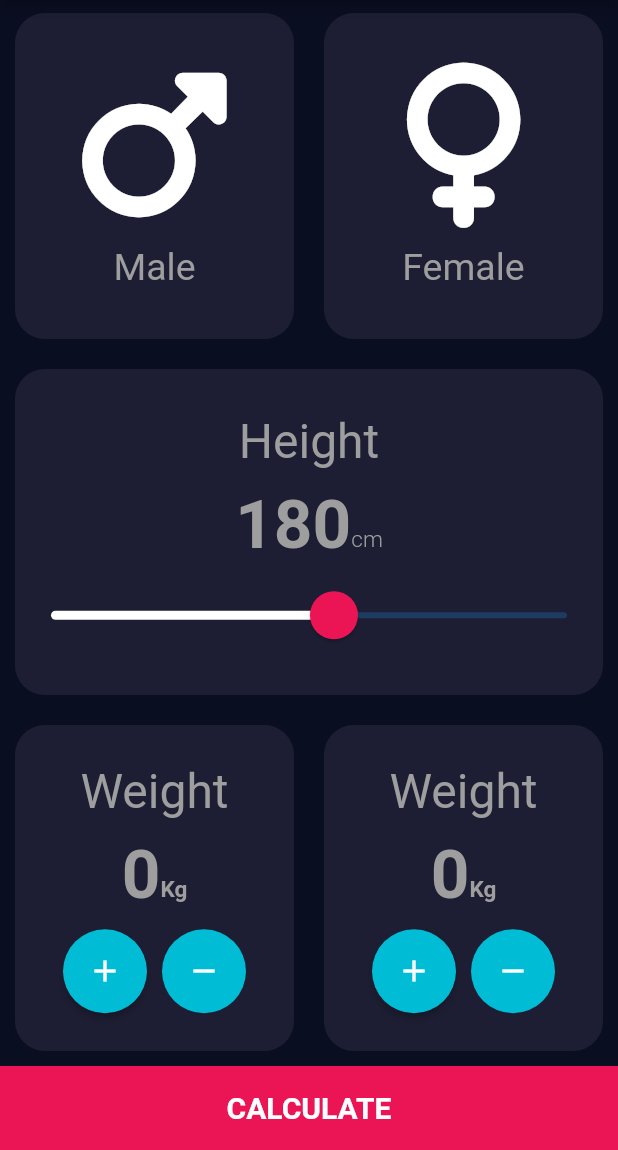
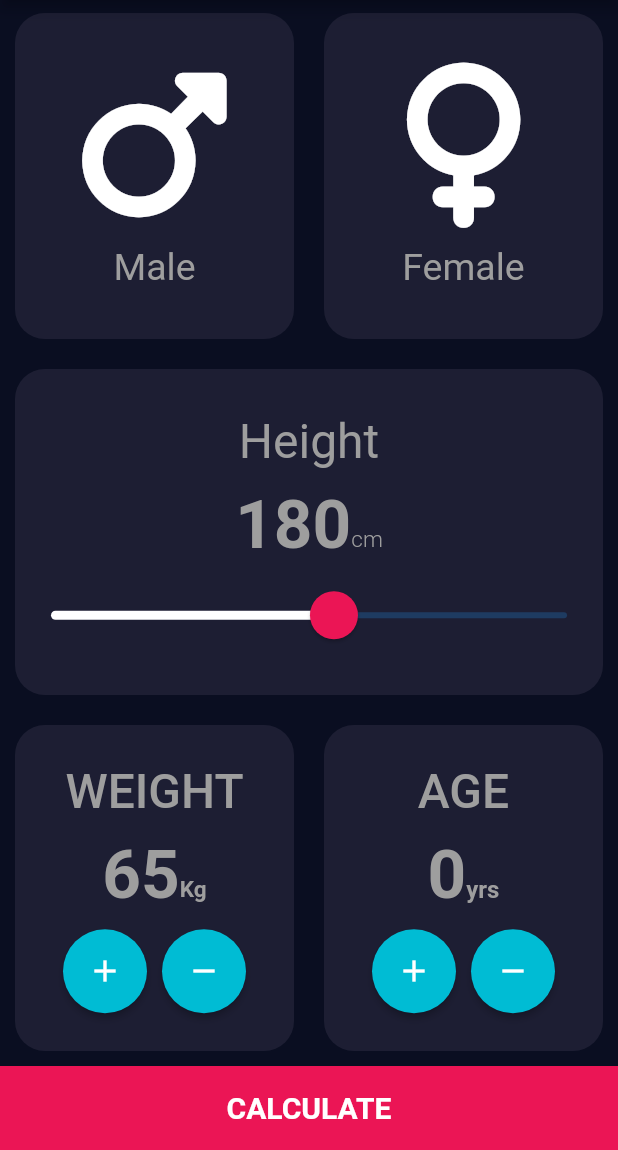
Before and after one commit to abdorizak/Learning_Flutter, a Flutter app: the screen it shows after launch, on a phone screen of 412 x 824 dp, the part 86-1236 px from its top. Run offline on Flutter 3.47's test engine with Material 2 defaults, Android fonts, the phone set to English and light mode, and no system bars; our stand-ins replace font_awesome_flutter.

Commit message:
bmi calculator app

```diff
--- a/bmi_calculator/lib/Screens/homeScreen.dart
+++ b/bmi_calculator/lib/Screens/homeScreen.dart
@@ -3,7 +3,15 @@ import 'package:flutter/material.dart';
 import 'package:font_awesome_flutter/font_awesome_flutter.dart';
 import 'package:bmi_calculator/widgets/widgets.dart';
 
-class HomeScreen extends StatelessWidget {
+class HomeScreen extends StatefulWidget {
+  @override
+  State<HomeScreen> createState() => _HomeScreenState();
+}
+
+class _HomeScreenState extends State<HomeScreen> {
+  double height = 180;
+  double weight = 65;
+  int age = 0;
   @override
   Widget build(BuildContext context) {
     return Scaffold(
@@ -59,7 +67,7 @@ class HomeScreen extends StatelessWidget {
                     textBaseline: TextBaseline.alphabetic,
                     children: [
                       Text(
-                        "180",
+                        height.toInt().toString(),
                         style: TextStyle(
                             fontWeight: FontWeight.w700,
                             fontSize: 45,
@@ -88,11 +96,13 @@ class HomeScreen extends StatelessWidget {
                       ),
                     ),
                     child: Slider(
-                        value: 180,
+                        value: height,
                         min: 10,
                         max: 320,
                         onChanged: (newVal) {
-                          print(newVal);
+                          setState(() {
+                            height = newVal;
+                          });
                         }),
                   ),
                 ],
@@ -108,8 +118,11 @@ class HomeScreen extends StatelessWidget {
                       mainAxisAlignment: MainAxisAlignment.center,
                       children: [
                         Text(
-                          "Weight",
-                          style: TextStyle(fontSize: 32, color: Colors.grey),
+                          "WEIGHT",
+                          style: TextStyle(
+                              fontSize: 32,
+                              color: Colors.grey,
+                              fontWeight: FontWeight.w500),
                         ),
                         const SizedBox(
                           height: 10,
@@ -120,7 +133,7 @@ class HomeScreen extends StatelessWidget {
                           textBaseline: TextBaseline.alphabetic,
                           children: [
                             Text(
-                              "0",
+                              weight.toInt().toString(),
                               style: TextStyle(
                                   fontWeight: FontWeight.bold,
                                   fontSize: 45,
@@ -143,17 +156,14 @@ class HomeScreen extends StatelessWidget {
                           mainAxisAlignment: MainAxisAlignment.center,
                           children: [
                             Round_Button(
-                              icon: Icons.add,
-                              onPressed: () {
-                                print("add");
-                              },
-                            ),
+                                icon: Icons.add,
+                                onPressed: () => setState(() => weight += 1)),
                             SizedBox(
                               width: 10,
                             ),
                             Round_Button(
-                              icon: Icons.remove,
-                            ),
+                                icon: Icons.remove,
+                                onPressed: () => setState(() => weight -= 1)),
                           ],
                         )
                       ],
@@ -164,10 +174,14 @@ class HomeScreen extends StatelessWidget {
                   child: ReusubleCard(
                     child: Column(
                       mainAxisAlignment: MainAxisAlignment.center,
+                      textBaseline: TextBaseline.alphabetic,
                       children: [
                         Text(
-                          "Weight",
-                          style: TextStyle(fontSize: 32, color: Colors.grey),
+                          "AGE",
+                          style: TextStyle(
+                              fontSize: 32,
+                              color: Colors.grey,
+                              fontWeight: FontWeight.w500),
                         ),
                         const SizedBox(
                           height: 10,
@@ -178,16 +192,16 @@ class HomeScreen extends StatelessWidget {
                           textBaseline: TextBaseline.alphabetic,
                           children: [
                             Text(
-                              "0",
+                              age.toString(),
                               style: TextStyle(
                                   fontWeight: FontWeight.bold,
                                   fontSize: 45,
                                   color: Colors.grey),
                             ),
                             Text(
-                              "Kg",
+                              "yrs",
                               style: TextStyle(
-                                fontSize: 15,
+                                fontSize: 16,
                                 fontWeight: FontWeight.bold,
                                 color: Colors.grey,
                               ),
@@ -201,17 +215,16 @@ class HomeScreen extends StatelessWidget {
                           mainAxisAlignment: MainAxisAlignment.center,
                           children: [
                             Round_Button(
-                              icon: Icons.add,
-                              onPressed: () {
-                                print("Add");
-                              },
-                            ),
+                                icon: Icons.add,
+                                onPressed: () => setState(() => age += 1)),
                             SizedBox(
                               width: 10,
                             ),
                             Round_Button(
-                              icon: Icons.remove,
-                            )
+                                icon: Icons.remove,
+                                onPressed: () => setState(() => (age <= 0)
+                                    ? print("age should not be less than 0")
+                                    : age -= 1))
                           ],
                         )
                       ],
```
